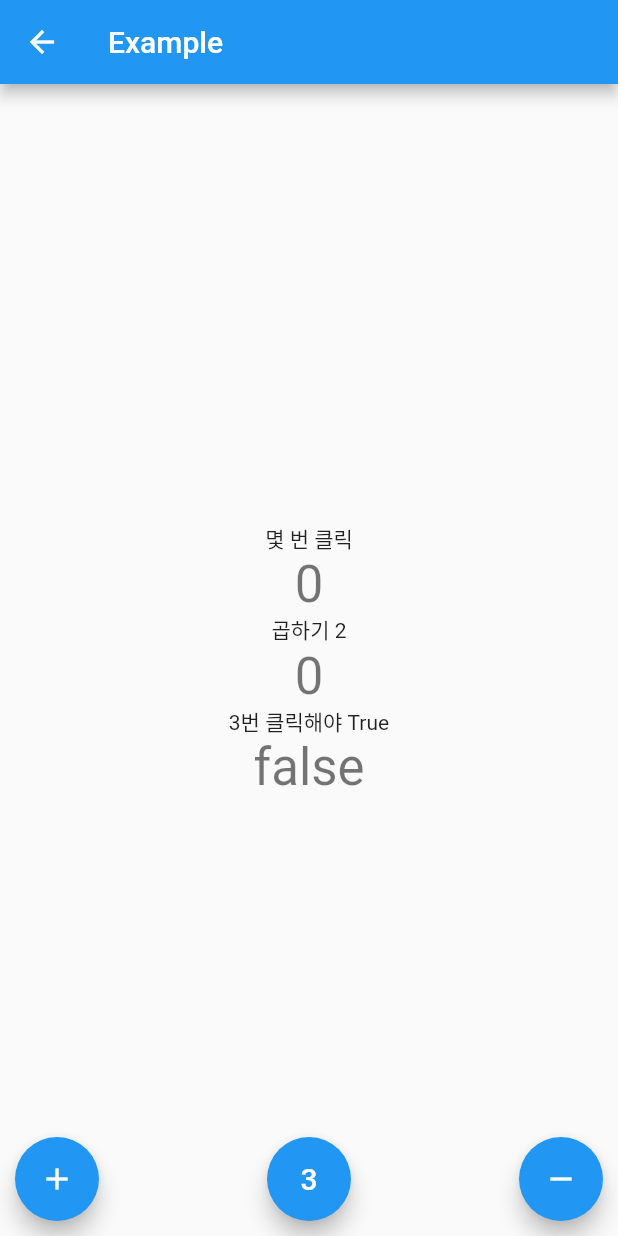
After one commit to rntlqvnf/POSTECH_CREATOR, a Flutter app: the HomePage4 screen opened directly, on a phone screen of 412 x 824 dp. The commit adds this screen. Run offline on Flutter 3.47's test engine with Material 2 defaults, Android fonts, the phone set to English and light mode, and no system bars.

Commit message:
Feat: Implement change provider example

```diff
--- /dev/null
+++ b/postech_creator_state_1/lib/change_provider.dart
@@ -0,0 +1,154 @@
+import 'package:flutter/cupertino.dart';
+import 'package:flutter/material.dart';
+import 'package:provider/provider.dart';
+
+void main() {
+  runApp(MyApp());
+}
+
+class MyApp extends StatelessWidget {
+  @override
+  Widget build(BuildContext context) {
+    return const MaterialApp(
+      home: HomePageChangeProvider(),
+    );
+  }
+}
+
+class HomePageChangeProvider extends StatelessWidget {
+  const HomePageChangeProvider({Key key}) : super(key: key);
+
+  @override
+  Widget build(BuildContext context) {
+    return MultiProvider(
+      providers: [
+        ChangeNotifierProvider(create: (_) => Counter()),
+      ],
+      child: HomePage4(),
+    );
+  }
+}
+
+class Counter with ChangeNotifier {
+  int _centerButtonCount = 0;
+  bool _isCenterThreeClicked = false;
+  int _count = 0;
+  int get count => _count;
+  bool get isCenterThreeClicked => _isCenterThreeClicked;
+
+  void increment() {
+    _count++;
+    notifyListeners();
+  }
+
+  void decrement() {
+    _count--;
+    notifyListeners();
+  }
+
+  void afterThreeIncrement() {
+    _centerButtonCount++;
+    _isCenterThreeClicked = false;
+    if (_centerButtonCount == 3) {
+      _isCenterThreeClicked = true;
+      notifyListeners();
+    }
+  }
+}
+
+class HomePage4 extends StatelessWidget {
+  const HomePage4({Key key}) : super(key: key);
+
+  @override
+  Widget build(BuildContext context) {
+    return Scaffold(
+        appBar: AppBar(
+          title: const Text('Example'),
+        ),
+        body: Stack(children: [
+          Align(
+              alignment: Alignment.bottomLeft,
+              child: Padding(
+                padding: const EdgeInsets.only(left: 10, bottom: 10),
+                child: FloatingActionButton(
+                  heroTag: null,
+                  onPressed: () => context.read<Counter>().increment(),
+                  tooltip: 'Increment',
+                  child: const Icon(Icons.add),
+                ),
+              )),
+          Align(
+            alignment: Alignment.bottomRight,
+            child: Padding(
+              padding: const EdgeInsets.only(right: 10, bottom: 10),
+              child: FloatingActionButton(
+                heroTag: null,
+                onPressed: () => context.read<Counter>().decrement(),
+                tooltip: 'Increment',
+                child: const Icon(Icons.remove),
+              ),
+            ),
+          ),
+          Align(
+            alignment: Alignment.bottomCenter,
+            child: Padding(
+              padding: const EdgeInsets.only(bottom: 10),
+              child: FloatingActionButton(
+                heroTag: null,
+                onPressed: () => context.read<Counter>().afterThreeIncrement(),
+                tooltip: 'Click three times',
+                child: const Text(
+                  '3',
+                  style: TextStyle(fontSize: 20),
+                ),
+              ),
+            ),
+          ),
+          Center(
+            child: Column(
+              mainAxisSize: MainAxisSize.min,
+              mainAxisAlignment: MainAxisAlignment.center,
+              children: <Widget>[
+                const Text('몇 번 클릭'),
+                const Count(),
+                const Text('곱하기 2'),
+                const Count2(),
+                const Text('3번 클릭해야 True'),
+                const Count3()
+              ],
+            ),
+          ),
+        ]));
+  }
+}
+
+class Count extends StatelessWidget {
+  const Count({Key key}) : super(key: key);
+
+  @override
+  Widget build(BuildContext context) {
+    return Text('${context.watch<Counter>().count}',
+        style: Theme.of(context).textTheme.headline4);
+  }
+}
+
+class Count2 extends StatelessWidget {
+  const Count2({Key key}) : super(key: key);
+
+  @override
+  Widget build(BuildContext context) {
+    return Text('${context.watch<Counter>().count * 2}',
+        style: Theme.of(context).textTheme.headline4);
+  }
+}
+
+class Count3 extends StatelessWidget {
+  const Count3({Key key}) : super(key: key);
+
+  @override
+  Widget build(BuildContext context) {
+    print('rebuild');
+    return Text('${context.watch<Counter>().isCenterThreeClicked}',
+        style: Theme.of(context).textTheme.headline4);
+  }
+}
--- a/postech_creator_state_1/lib/main.dart
+++ b/postech_creator_state_1/lib/main.dart
@@ -118,6 +118,5 @@ class _MyHomePageStatefulState extends State<MyHomePageStateful> {
               MaterialPageRoute(
                   builder: (BuildContext context) => HomePageMultiProvider())),
         ));
-    ;
   }
 }
```
Also changed, not shown: postech_creator_state_1/lib/multi_provider.dart (+1 -17 lines).
